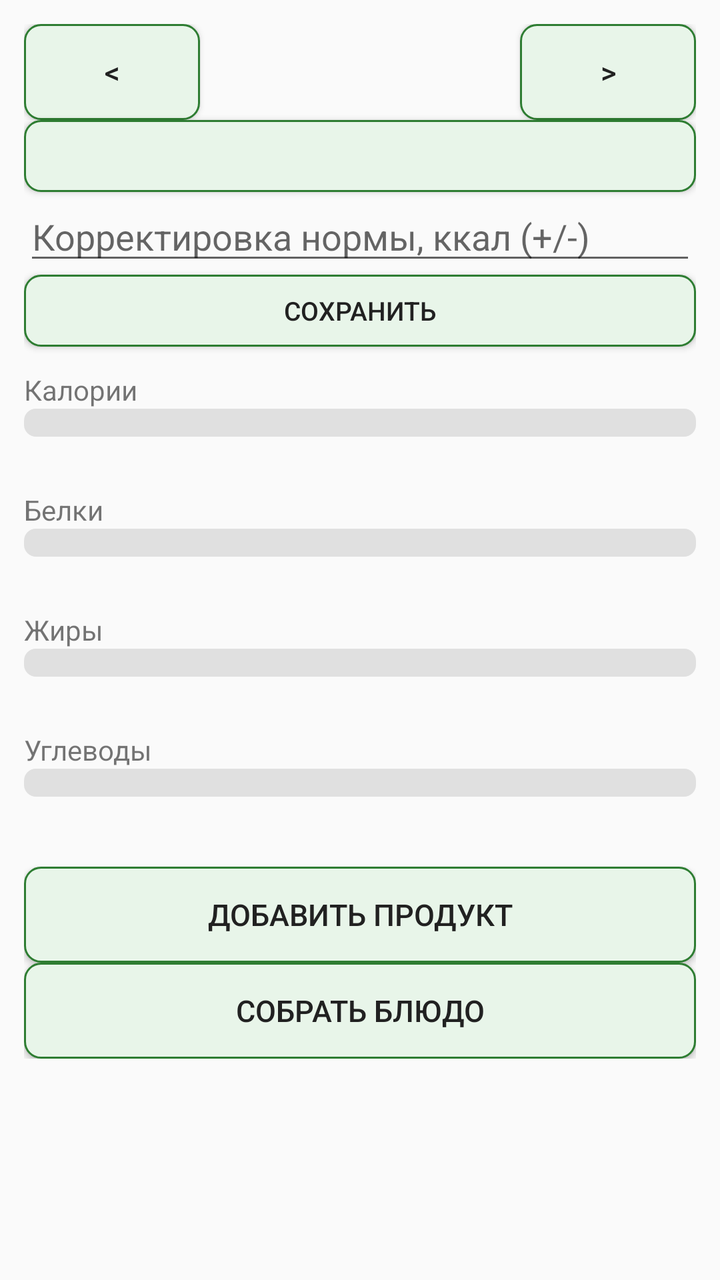
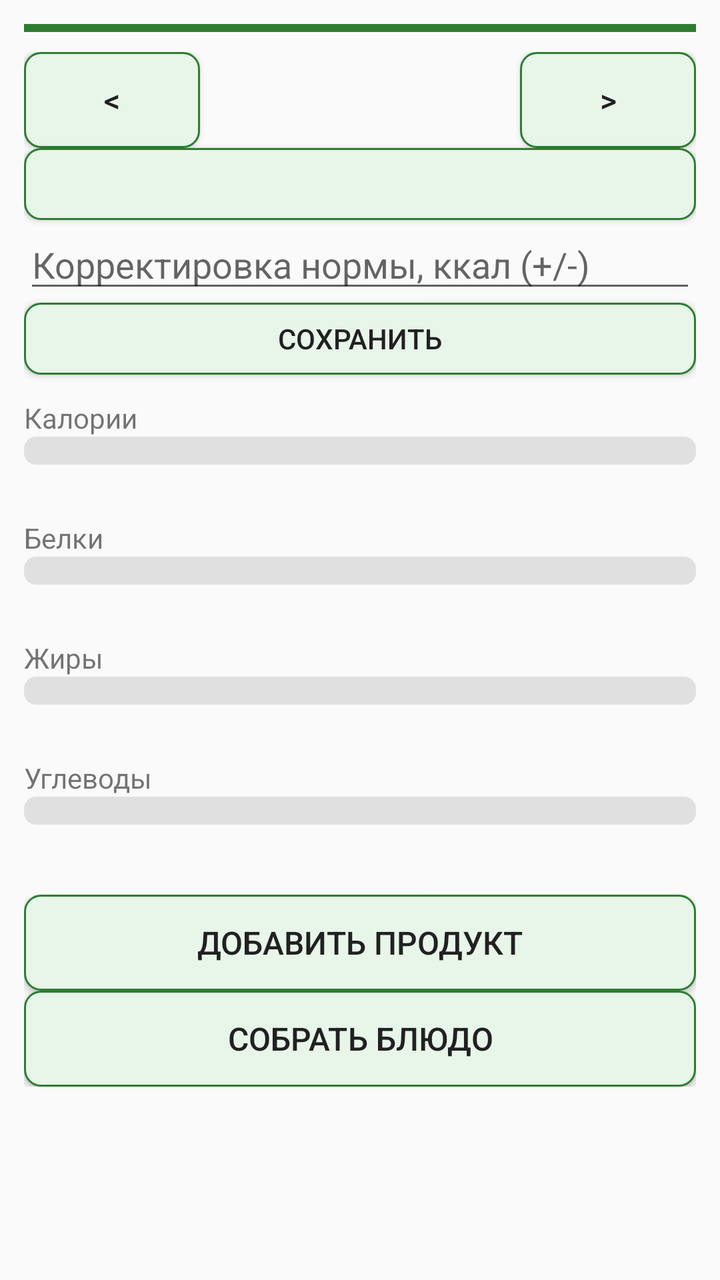

The first picture is an Android layout as it rendered before a commit; the second is the same layout after the commit. The layout source and the unified diff follow.
<!-- AndroidManifest.xml: application theme AppTheme.Light -->
<!-- res/layout/fragment_day.xml -->
<?xml version="1.0" encoding="utf-8"?>
<ScrollView xmlns:android="http://schemas.android.com/apk/res/android"
    android:layout_width="match_parent"
    android:layout_height="match_parent">

    <LinearLayout
        android:layout_width="match_parent"
        android:layout_height="wrap_content"
        android:orientation="vertical"
        android:padding="12dp">

        <LinearLayout
            android:layout_width="match_parent"
            android:layout_height="wrap_content"
            android:orientation="horizontal"
            android:gravity="center_vertical">

            <Button style="@style/AppButton"
                android:id="@+id/prevWeek"
                android:layout_width="wrap_content"
                android:layout_height="wrap_content"
                android:text="@string/prev_week" />

            <TextView
                android:id="@+id/monthLabel"
                android:layout_width="0dp"
                android:layout_weight="1"
                android:layout_height="wrap_content"
                android:gravity="center"
                android:textSize="18sp"
                android:textStyle="bold" />

            <Button style="@style/AppButton"
                android:id="@+id/nextWeek"
                android:layout_width="wrap_content"
                android:layout_height="wrap_content"
                android:text="@string/next_week" />
        </LinearLayout>

        <Button style="@style/AppButton"
            android:id="@+id/weightButton"
            android:layout_width="match_parent"
            android:layout_height="wrap_content"
            android:minHeight="36dp"
            android:textSize="13sp" />

        <EditText
            android:id="@+id/adjustmentInput"
            android:layout_width="match_parent"
            android:layout_height="wrap_content"
            android:hint="@string/adjustment_hint"
            android:inputType="numberDecimal|numberSigned" />

        <Button style="@style/AppButton"
            android:id="@+id/saveAdjustmentButton"
            android:layout_width="match_parent"
            android:layout_height="wrap_content"
            android:minHeight="36dp"
            android:textSize="13sp"
            android:text="@string/save" />

        <LinearLayout
            android:id="@+id/dayStrip"
            android:layout_width="match_parent"
            android:layout_height="wrap_content"
            android:orientation="horizontal" />

        <TextView
            android:id="@+id/kcalLabel"
            android:layout_width="match_parent"
            android:layout_height="wrap_content"
            android:layout_marginTop="12dp"
            android:text="@string/kcal" />

        <ProgressBar
            android:id="@+id/kcalBar" android:progressTint="?attr/progressKcal" android:progressBackgroundTint="?attr/progressTrack"
            style="?android:attr/progressBarStyleHorizontal" android:minHeight="14dp" android:progressDrawable="@drawable/progress_rounded"
            android:layout_width="match_parent"
            android:layout_height="wrap_content"
            android:max="100" />

        <TextView
            android:id="@+id/kcalValue"
            android:layout_width="match_parent"
            android:layout_height="wrap_content"
            android:gravity="end" />

        <TextView
            android:id="@+id/proteinLabel"
            android:layout_width="match_parent"
            android:layout_height="wrap_content"
            android:layout_marginTop="8dp"
            android:text="@string/protein" />

        <ProgressBar
            android:id="@+id/proteinBar" android:progressTint="?attr/progressProtein" android:progressBackgroundTint="?attr/progressTrack"
            style="?android:attr/progressBarStyleHorizontal" android:minHeight="14dp" android:progressDrawable="@drawable/progress_rounded"
            android:layout_width="match_parent"
            android:layout_height="wrap_content"
            android:max="100" />

        <TextView
            android:id="@+id/proteinValue"
            android:layout_width="match_parent"
            android:layout_height="wrap_content"
            android:gravity="end" />

        <TextView
            android:id="@+id/fatLabel"
            android:layout_width="match_parent"
            android:layout_height="wrap_content"
            android:layout_marginTop="8dp"
            android:text="@string/fat" />

        <ProgressBar
            android:id="@+id/fatBar" android:progressTint="?attr/progressFat" android:progressBackgroundTint="?attr/progressTrack"
            style="?android:attr/progressBarStyleHorizontal" android:minHeight="14dp" android:progressDrawable="@drawable/progress_rounded"
            android:layout_width="match_parent"
            android:layout_height="wrap_content"
            android:max="100" />

        <TextView
            android:id="@+id/fatValue"
            android:layout_width="match_parent"
            android:layout_height="wrap_content"
            android:gravity="end" />

        <TextView
            android:id="@+id/carbsLabel"
            android:layout_width="match_parent"
            android:layout_height="wrap_content"
            android:layout_marginTop="8dp"
            android:text="@string/carbs" />

        <ProgressBar
            android:id="@+id/carbsBar" android:progressTint="?attr/progressCarbs" android:progressBackgroundTint="?attr/progressTrack"
            style="?android:attr/progressBarStyleHorizontal" android:minHeight="14dp" android:progressDrawable="@drawable/progress_rounded"
            android:layout_width="match_parent"
            android:layout_height="wrap_content"
            android:max="100" />

        <TextView
            android:id="@+id/carbsValue"
            android:layout_width="match_parent"
            android:layout_height="wrap_content"
            android:gravity="end" />

        <Button style="@style/AppButton"
            android:id="@+id/addEntryButton"
            android:layout_width="match_parent"
            android:layout_height="wrap_content"
            android:layout_marginTop="16dp"
            android:text="@string/add_product" />

        <Button style="@style/AppButton"
            android:id="@+id/addDishButton"
            android:layout_width="match_parent"
            android:layout_height="wrap_content"
            android:text="@string/build_dish" />

        <Button style="@style/AppButton"
            android:id="@+id/continueDishButton"
            android:layout_width="match_parent"
            android:layout_height="wrap_content"
            android:visibility="gone"
            android:text="@string/continue_dish" />

        <LinearLayout
            android:id="@+id/entryList"
            android:layout_width="match_parent"
            android:layout_height="wrap_content"
            android:orientation="vertical" />

    </LinearLayout>

</ScrollView>
<!-- resources referenced by this layout -->
<resources>
  <string name="add_product">Добавить продукт</string>
  <string name="adjustment_hint">Корректировка нормы, ккал (+/-)</string>
  <string name="build_dish">Собрать блюдо</string>
  <string name="carbs">Углеводы</string>
  <string name="continue_dish">Продолжить создание блюда</string>
  <string name="fat">Жиры</string>
  <string name="kcal">Калории</string>
  <string name="next_week">&gt;</string>
  <string name="prev_week">&lt;</string>
  <string name="protein">Белки</string>
  <string name="save">Сохранить</string>
  <style name="AppButton" parent="@android:style/Widget.Material.Button">
          <item name="android:background">?attr/buttonBg</item>
          <item name="android:textColor">?android:attr/textColorPrimary</item>
          <item name="android:minHeight">48dp</item>
          <item name="android:textSize">15sp</item>
          <item name="android:paddingStart">12dp</item>
          <item name="android:paddingEnd">12dp</item>
      </style>
  <style name="AppTheme.Light" parent="@android:style/Theme.Material.Light">
          <item name="android:windowBackground">@color/light_bg</item>
          <item name="android:textColorPrimary">@color/light_text</item>
          <item name="android:textColorSecondary">@color/light_secondary</item>
          <item name="android:colorAccent">@color/accent_light</item>
          <item name="buttonBg">@drawable/button_selector_light</item>
          <item name="progressTrack">@color/track_light</item>
          <item name="progressKcal">@color/kcal_color</item>
          <item name="progressProtein">@color/protein_color</item>
          <item name="progressFat">@color/fat_color</item>
          <item name="progressCarbs">@color/carbs_color</item>
          <item name="recentDishText">@color/recent_dish</item>
          <item name="meal0">@color/meal0</item>
          <item name="meal1">@color/meal1</item>
          <item name="meal2">@color/meal2</item>
          <item name="meal3">@color/meal3</item>
      </style>
  <color name="light_bg">#FAFAFA</color>
  <color name="light_text">#212121</color>
  <color name="light_secondary">#616161</color>
  <color name="accent_light">#2E7D32</color>
  <color name="track_light">#E0E0E0</color>
  <color name="kcal_color">#EF6C00</color>
  <color name="protein_color">#1976D2</color>
  <color name="fat_color">#C2185B</color>
  <color name="carbs_color">#7B1FA2</color>
  <color name="recent_dish">@color/recent_dish_light</color>
  <color name="meal0">@color/meal0_light</color>
  <color name="meal1">@color/meal1_light</color>
  <color name="meal2">@color/meal2_light</color>
  <color name="meal3">@color/meal3_light</color>
  <color name="recent_dish_light">#0288D1</color>
  <color name="meal0_light">#FFB74D</color>
  <color name="meal1_light">#81C784</color>
  <color name="meal2_light">#9575CD</color>
  <color name="meal3_light">#4FC3F7</color>
  <!-- unchanged entries left out for length: 2 -->
</resources>

<!-- the commit's change to res/layout/fragment_day.xml (unified diff, before → after) -->
@@ -8,6 +8,12 @@
         android:layout_height="wrap_content"
         android:orientation="vertical"
         android:padding="12dp">
+
+        <View
+            android:layout_width="match_parent"
+            android:layout_height="4dp"
+            android:layout_marginBottom="10dp"
+            android:background="?attr/blockDay" />
 
         <LinearLayout
             android:layout_width="match_parent"
@@ -42,7 +48,7 @@
             android:layout_width="match_parent"
             android:layout_height="wrap_content"
             android:minHeight="36dp"
-            android:textSize="13sp" />
+            android:textSize="14sp" />
 
         <EditText
             android:id="@+id/adjustmentInput"
@@ -56,7 +62,7 @@
             android:layout_width="match_parent"
             android:layout_height="wrap_content"
             android:minHeight="36dp"
-            android:textSize="13sp"
+            android:textSize="14sp"
             android:text="@string/save" />
 
         <LinearLayout
<!-- resource entries referenced after the edit -->
@@ -15,9 +15,11 @@
           <item name="android:background">?attr/buttonBg</item>
           <item name="android:textColor">?android:attr/textColorPrimary</item>
           <item name="android:minHeight">48dp</item>
-          <item name="android:textSize">15sp</item>
-          <item name="android:paddingStart">12dp</item>
-          <item name="android:paddingEnd">12dp</item>
+          <item name="android:textSize">16sp</item>
+          <item name="android:paddingStart">8dp</item>
+          <item name="android:paddingEnd">8dp</item>
+          <item name="android:singleLine">true</item>
+          <item name="android:ellipsize">end</item>
       </style>
   <style name="AppTheme.Light" parent="@android:style/Theme.Material.Light">
           <item name="android:windowBackground">@color/light_bg</item>
@@ -35,6 +37,9 @@
           <item name="meal1">@color/meal1</item>
           <item name="meal2">@color/meal2</item>
           <item name="meal3">@color/meal3</item>
+          <item name="blockDay">@color/block_day</item>
+          <item name="blockProducts">@color/block_products</item>
+          <item name="blockProfile">@color/block_profile</item>
       </style>
   <color name="light_bg">#FAFAFA</color>
   <color name="light_text">#212121</color>
@@ -50,11 +55,17 @@
   <color name="meal1">@color/meal1_light</color>
   <color name="meal2">@color/meal2_light</color>
   <color name="meal3">@color/meal3_light</color>
+  <color name="block_day">@color/block_day_light</color>
+  <color name="block_products">@color/block_products_light</color>
+  <color name="block_profile">@color/block_profile_light</color>
   <color name="recent_dish_light">#0288D1</color>
   <color name="meal0_light">#FFB74D</color>
   <color name="meal1_light">#81C784</color>
   <color name="meal2_light">#9575CD</color>
   <color name="meal3_light">#4FC3F7</color>
+  <color name="block_day_light">#2E7D32</color>
+  <color name="block_products_light">#1565C0</color>
+  <color name="block_profile_light">#6A1B9A</color>
   <!-- unchanged entries left out for length: 2 -->
 </resources>
 
